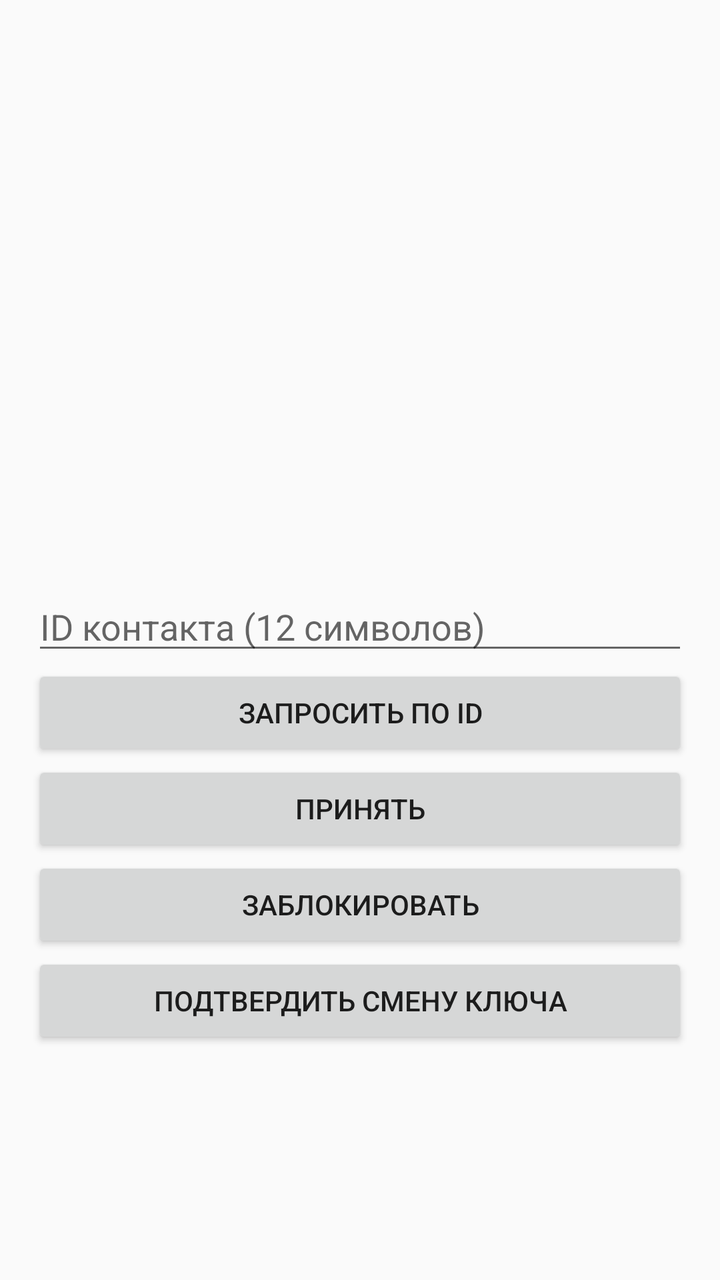
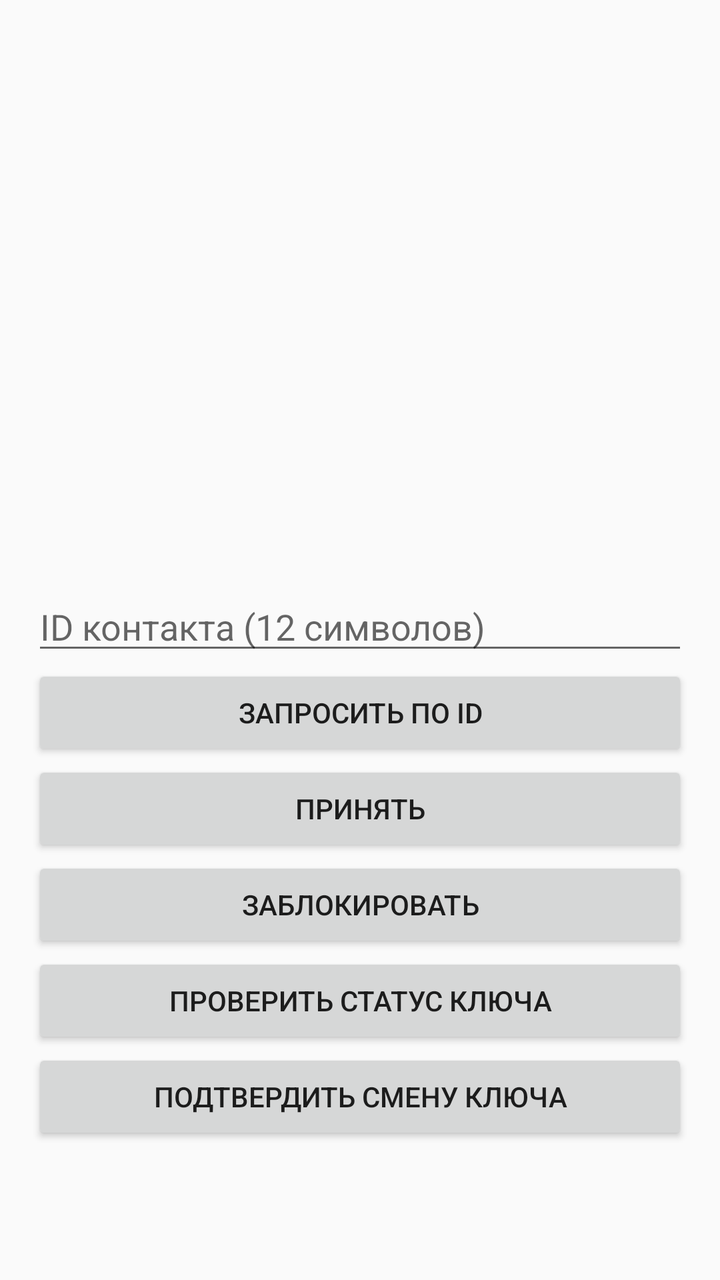

Compare the two renders of this Android layout. The source of the first and the diff that turns it into the second are given below.
<!-- AndroidManifest.xml: application theme Theme.Dmsg -->
<!-- res/layout/activity_profile.xml -->
<?xml version="1.0" encoding="utf-8"?>
<ScrollView xmlns:android="http://schemas.android.com/apk/res/android"
    android:layout_width="match_parent" android:layout_height="match_parent">
<LinearLayout android:orientation="vertical" android:layout_width="match_parent" android:layout_height="wrap_content" android:padding="16dp">
    <TextView android:id="@+id/my_id" android:layout_width="match_parent" android:layout_height="wrap_content" />
    <ImageView android:id="@+id/qr" android:layout_width="256dp" android:layout_height="256dp" />
    <EditText android:id="@+id/peer_id" android:layout_width="match_parent" android:layout_height="wrap_content" android:hint="ID контакта (12 символов)" />
    <Button android:id="@+id/btn_request" android:layout_width="match_parent" android:layout_height="wrap_content" android:text="Запросить по ID" />
    <Button android:id="@+id/btn_accept" android:layout_width="match_parent" android:layout_height="wrap_content" android:text="Принять" />
    <Button android:id="@+id/btn_block" android:layout_width="match_parent" android:layout_height="wrap_content" android:text="Заблокировать" />
    <Button android:id="@+id/btn_confirm" android:layout_width="match_parent" android:layout_height="wrap_content" android:text="Подтвердить смену ключа" />
    <TextView android:id="@+id/info" android:layout_width="match_parent" android:layout_height="wrap_content" />
</LinearLayout>
</ScrollView>
<!-- resources referenced by this layout -->
<resources>
  <style name="Theme.Dmsg" parent="Theme.AppCompat.Light.NoActionBar">
          <item name="colorPrimary">#1a73e8</item>
      </style>
</resources>

<!-- the commit's change to res/layout/activity_profile.xml (unified diff, before → after) -->
@@ -8,6 +8,7 @@
     <Button android:id="@+id/btn_request" android:layout_width="match_parent" android:layout_height="wrap_content" android:text="Запросить по ID" />
     <Button android:id="@+id/btn_accept" android:layout_width="match_parent" android:layout_height="wrap_content" android:text="Принять" />
     <Button android:id="@+id/btn_block" android:layout_width="match_parent" android:layout_height="wrap_content" android:text="Заблокировать" />
+    <Button android:id="@+id/btn_check" android:layout_width="match_parent" android:layout_height="wrap_content" android:text="Проверить статус ключа" />
     <Button android:id="@+id/btn_confirm" android:layout_width="match_parent" android:layout_height="wrap_content" android:text="Подтвердить смену ключа" />
     <TextView android:id="@+id/info" android:layout_width="match_parent" android:layout_height="wrap_content" />
 </LinearLayout>
